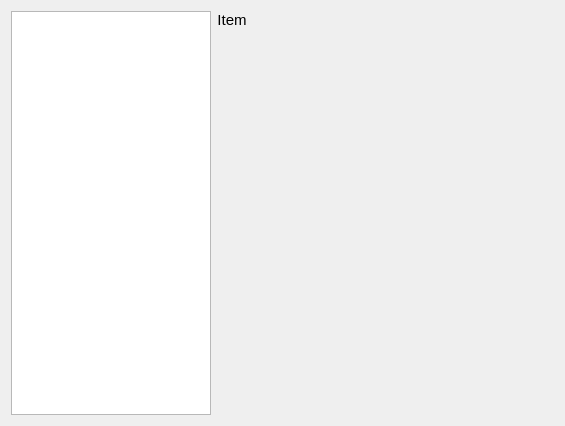
First picture: the form in ui/v1/frm_localConfig.ui, repository mcsltd/mcs-inRat-planner, before the edit.
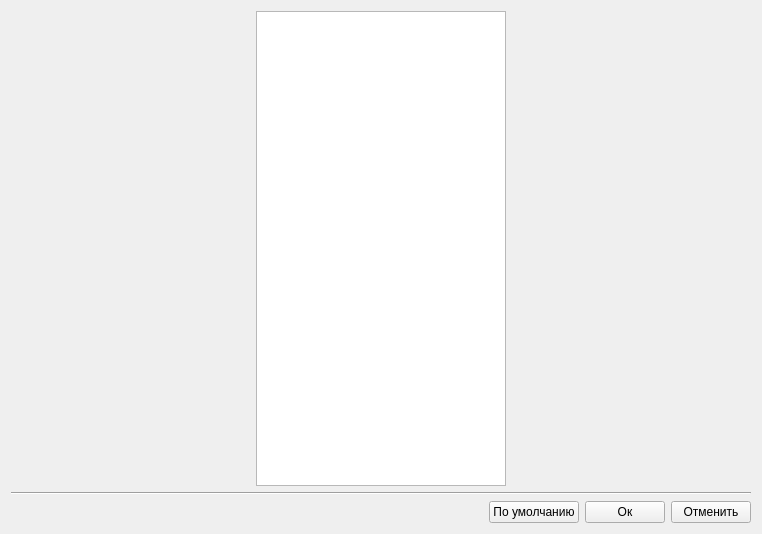
Second picture: the form after the edit.

Commit message: config: add new config

```diff
--- a/ui/v1/frm_localConfig.ui
+++ b/ui/v1/frm_localConfig.ui
@@ -6,60 +6,41 @@
    <rect>
     <x>0</x>
     <y>0</y>
-    <width>565</width>
-    <height>426</height>
+    <width>762</width>
+    <height>534</height>
    </rect>
   </property>
   <property name="windowTitle">
    <string>Локальные настройки</string>
   </property>
   <layout class="QGridLayout" name="gridLayout">
-   <item row="0" column="2">
-    <layout class="QVBoxLayout" name="verticalLayout">
-     <item>
-      <widget class="QLabel" name="labelItem">
-       <property name="font">
-        <font>
-         <pointsize>11</pointsize>
-        </font>
-       </property>
-       <property name="text">
-        <string>Item</string>
-       </property>
-       <property name="alignment">
-        <set>Qt::AlignmentFlag::AlignHCenter|Qt::AlignmentFlag::AlignTop</set>
-       </property>
-      </widget>
-     </item>
-    </layout>
-   </item>
    <item row="0" column="0">
+    <layout class="QVBoxLayout" name="verticalLayoutConfig">
+     <item>
+      <layout class="QHBoxLayout" name="horizontalLayoutMainConfig">
+       <item>
     <widget class="QListWidget" name="listWidget">
-     <property name="sizePolicy">
-      <sizepolicy hsizetype="Fixed" vsizetype="Expanding">
-       <horstretch>0</horstretch>
-       <verstretch>0</verstretch>
-      </sizepolicy>
-     </property>
-     <property name="minimumSize">
-      <size>
-       <width>100</width>
-       <height>0</height>
-      </size>
-     </property>
      <property name="maximumSize">
       <size>
-       <width>200</width>
+           <width>250</width>
        <height>16777215</height>
       </size>
      </property>
-     <property name="flow">
-      <enum>QListView::Flow::TopToBottom</enum>
+        </widget>
+       </item>
+      </layout>
+     </item>
+     <item>
+      <widget class="Line" name="lineSeparate">
+       <property name="orientation">
+        <enum>Qt::Orientation::Horizontal</enum>
      </property>
     </widget>
    </item>
-   <item row="0" column="3">
-    <spacer name="horizontalSpacer">
+     <item>
+      <layout class="QHBoxLayout" name="horizontalLayoutControlConfig">
+       <item>
+        <spacer name="horizontalSpacer_2">
      <property name="orientation">
       <enum>Qt::Orientation::Horizontal</enum>
      </property>
@@ -70,6 +51,31 @@
       </size>
      </property>
     </spacer>
+       </item>
+       <item>
+        <widget class="QPushButton" name="pushButtonDefault">
+         <property name="text">
+          <string>По умолчанию</string>
+         </property>
+        </widget>
+       </item>
+       <item>
+        <widget class="QPushButton" name="pushButtonOk">
+         <property name="text">
+          <string>Ок</string>
+         </property>
+        </widget>
+       </item>
+       <item>
+        <widget class="QPushButton" name="pushButtonCancel">
+         <property name="text">
+          <string>Отменить</string>
+         </property>
+        </widget>
+       </item>
+      </layout>
+     </item>
+    </layout>
    </item>
   </layout>
  </widget>
```
Left out of the diff: 6 changed lines with no effect on the pictures. Lines whose indentation alone changed are shown as unchanged. The commit also changes 2 other files.
